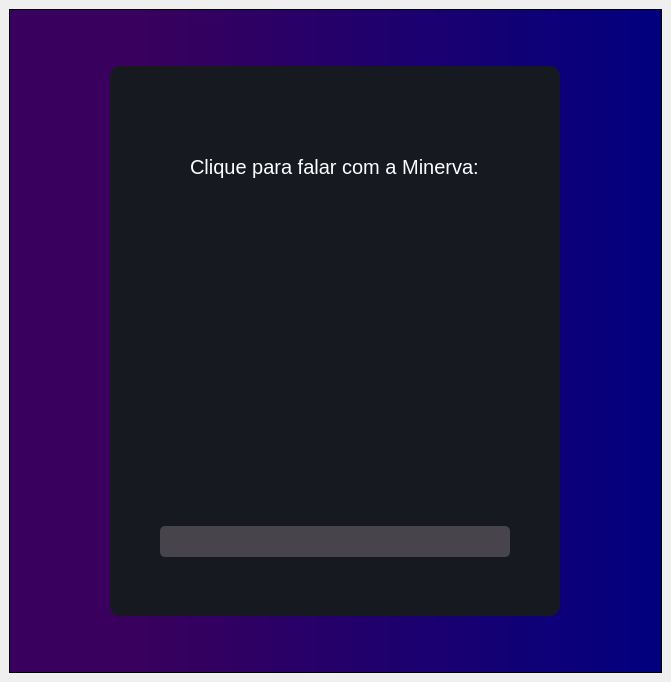
This is src/untitled.ui in FariasMarina/Minerva as Qt 5 draws it before an edit. The edited form follows.
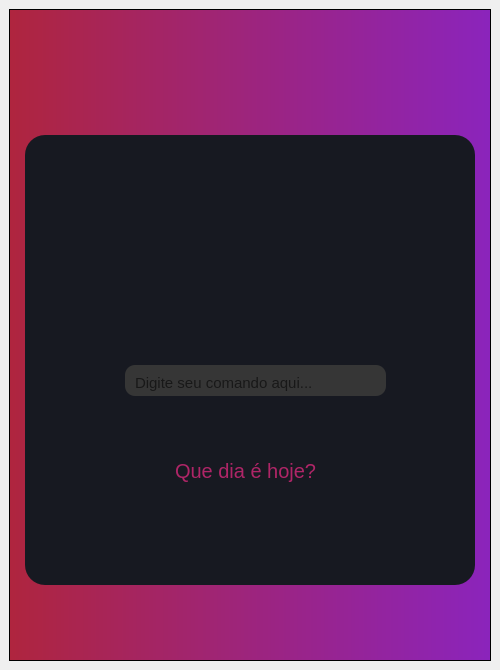
This is the edited form. Icons and pictures are not drawn.

Commit message: testes nasa e correios

Diff of the .ui file:
```diff
--- a/src/untitled.ui
+++ b/src/untitled.ui
@@ -6,19 +6,28 @@
    <rect>
     <x>0</x>
     <y>0</y>
-    <width>671</width>
-    <height>682</height>
+    <width>500</width>
+    <height>670</height>
    </rect>
   </property>
   <property name="windowTitle">
    <string>MainWindow</string>
   </property>
+  <property name="autoFillBackground">
+   <bool>false</bool>
+  </property>
+  <property name="toolButtonStyle">
+   <enum>Qt::ToolButtonTextBesideIcon</enum>
+  </property>
+  <property name="tabShape">
+   <enum>QTabWidget::Rounded</enum>
+  </property>
   <widget class="QWidget" name="centralwidget">
    <layout class="QHBoxLayout" name="horizontalLayout">
     <item>
      <widget class="QFrame" name="frame">
       <property name="styleSheet">
-       <string notr="true">background-color: qlineargradient(spread:pad, x1:0.209, y1:0, x2:1, y2:0, stop:0 rgba(57, 0, 93, 255), stop:1 rgba(1, 0, 127, 255));</string>
+       <string notr="true">background-color: qlineargradient(spread:reflect, x1:0, y1:0, x2:1, y2:0, stop:0 rgba(175, 37, 62, 255), stop:1 rgba(139, 36, 188, 255));</string>
       </property>
       <property name="frameShape">
        <enum>QFrame::StyledPanel</enum>
@@ -27,6 +36,21 @@
        <enum>QFrame::Raised</enum>
       </property>
       <layout class="QHBoxLayout" name="horizontalLayout_2">
+       <property name="spacing">
+        <number>0</number>
+       </property>
+       <property name="leftMargin">
+        <number>0</number>
+       </property>
+       <property name="topMargin">
+        <number>0</number>
+       </property>
+       <property name="rightMargin">
+        <number>0</number>
+       </property>
+       <property name="bottomMargin">
+        <number>0</number>
+       </property>
        <item>
         <widget class="QFrame" name="frame_2">
          <property name="minimumSize">
@@ -37,13 +61,13 @@
          </property>
          <property name="maximumSize">
           <size>
-           <width>450</width>
-           <height>550</height>
+           <width>325</width>
+           <height>400</height>
           </size>
          </property>
          <property name="styleSheet">
           <string notr="true">background-color: rgb(23, 25, 33);
-border-radius: 10px;</string>
+border-radius: 20px;</string>
          </property>
          <property name="frameShape">
           <enum>QFrame::StyledPanel</enum>
@@ -51,51 +75,6 @@
          <property name="frameShadow">
           <enum>QFrame::Raised</enum>
          </property>
-         <widget class="QLabel" name="label">
-          <property name="geometry">
-           <rect>
-            <x>80</x>
-            <y>80</y>
-            <width>341</width>
-            <height>41</height>
-           </rect>
-          </property>
-          <property name="styleSheet">
-           <string notr="true">font-size:20px;
-color: white;</string>
-          </property>
-          <property name="text">
-           <string>Clique para falar com a Minerva:</string>
-          </property>
-         </widget>
-         <widget class="QPushButton" name="pushButton">
-          <property name="geometry">
-           <rect>
-            <x>100</x>
-            <y>160</y>
-            <width>250</width>
-            <height>250</height>
-           </rect>
-          </property>
-          <property name="minimumSize">
-           <size>
-            <width>250</width>
-            <height>250</height>
-           </size>
-          </property>
-          <property name="maximumSize">
-           <size>
-            <width>250</width>
-            <height>250</height>
-           </size>
-          </property>
-          <property name="styleSheet">
-           <string notr="true">background-image: url(:/botao_micro/microfone.png);</string>
-          </property>
-          <property name="text">
-           <string/>
-          </property>
-         </widget>
          <widget class="QLineEdit" name="lineEdit">
           <property name="geometry">
            <rect>
@@ -118,8 +97,166 @@
            </size>
           </property>
           <property name="styleSheet">
-           <string notr="true">background-color: rgb(71, 68, 75);
-border-radius: 5px;</string>
+           <string notr="true">color:white;</string>
+          </property>
+         </widget>
+         <widget class="QFrame" name="frame_3">
+          <property name="geometry">
+           <rect>
+            <x>100</x>
+            <y>230</y>
+            <width>261</width>
+            <height>31</height>
+           </rect>
+          </property>
+          <property name="maximumSize">
+           <size>
+            <width>16777215</width>
+            <height>39</height>
+           </size>
+          </property>
+          <property name="cursor">
+           <cursorShape>IBeamCursor</cursorShape>
+          </property>
+          <property name="styleSheet">
+           <string notr="true">background-color: rgb(54, 54, 54);
+border-radius:10px;</string>
+          </property>
+          <property name="frameShape">
+           <enum>QFrame::StyledPanel</enum>
+          </property>
+          <property name="frameShadow">
+           <enum>QFrame::Raised</enum>
+          </property>
+          <widget class="QLabel" name="label">
+           <property name="geometry">
+            <rect>
+             <x>10</x>
+             <y>10</y>
+             <width>231</width>
+             <height>16</height>
+            </rect>
+           </property>
+           <property name="font">
+            <font>
+             <pointsize>-1</pointsize>
+            </font>
+           </property>
+           <property name="cursor">
+            <cursorShape>IBeamCursor</cursorShape>
+           </property>
+           <property name="styleSheet">
+            <string notr="true">color: rgb(24, 24, 24);
+font-size:15px;</string>
+           </property>
+           <property name="text">
+            <string>Digite seu comando aqui...</string>
+           </property>
+          </widget>
+         </widget>
+         <widget class="Line" name="line">
+          <property name="geometry">
+           <rect>
+            <x>150</x>
+            <y>350</y>
+            <width>118</width>
+            <height>3</height>
+           </rect>
+          </property>
+          <property name="styleSheet">
+           <string notr="true">color:white;</string>
+          </property>
+          <property name="orientation">
+           <enum>Qt::Horizontal</enum>
+          </property>
+         </widget>
+         <widget class="QLabel" name="label_2">
+          <property name="geometry">
+           <rect>
+            <x>150</x>
+            <y>280</y>
+            <width>161</width>
+            <height>111</height>
+           </rect>
+          </property>
+          <property name="font">
+           <font>
+            <pointsize>-1</pointsize>
+           </font>
+          </property>
+          <property name="styleSheet">
+           <string notr="true">color:#AF2567;
+font-size:20px;</string>
+          </property>
+          <property name="text">
+           <string>Que dia é hoje?</string>
+          </property>
+         </widget>
+         <widget class="QPushButton" name="pushButton">
+          <property name="enabled">
+           <bool>true</bool>
+          </property>
+          <property name="geometry">
+           <rect>
+            <x>180</x>
+            <y>70</y>
+            <width>123</width>
+            <height>123</height>
+           </rect>
+          </property>
+          <property name="minimumSize">
+           <size>
+            <width>123</width>
+            <height>123</height>
+           </size>
+          </property>
+          <property name="cursor">
+           <cursorShape>OpenHandCursor</cursorShape>
+          </property>
+          <property name="styleSheet">
+           <string notr="true">background-image: url(:/micro menor/micromenor.png);</string>
+          </property>
+          <property name="text">
+           <string/>
+          </property>
+          <property name="icon">
+           <iconset theme="microfone_icon">
+            <activeon>:/micro menor/micromenor.png</activeon>
+           </iconset>
+          </property>
+          <property name="iconSize">
+           <size>
+            <width>123</width>
+            <height>123</height>
+           </size>
+          </property>
+         </widget>
+         <widget class="QLabel" name="label_3">
+          <property name="geometry">
+           <rect>
+            <x>30</x>
+            <y>10</y>
+            <width>123</width>
+            <height>123</height>
+           </rect>
+          </property>
+          <property name="minimumSize">
+           <size>
+            <width>123</width>
+            <height>123</height>
+           </size>
+          </property>
+          <property name="maximumSize">
+           <size>
+            <width>123</width>
+            <height>123</height>
+           </size>
+          </property>
+          <property name="styleSheet">
+           <string notr="true">border-image: url(:/micro menor/micromenor.png);</string>
+          </property>
+          <property name="text">
+           <string/>
           </property>
          </widget>
         </widget>
```
Left out of the diff: 4 changed lines with no effect on the pictures.
